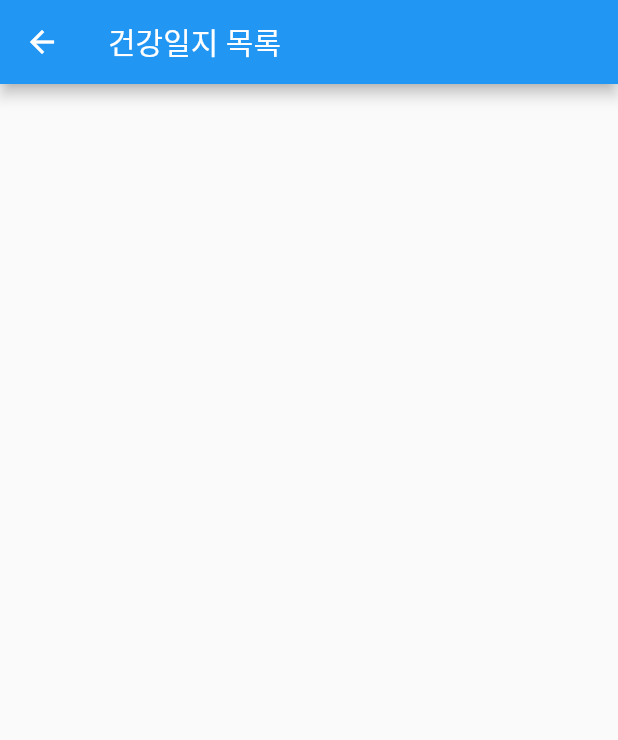
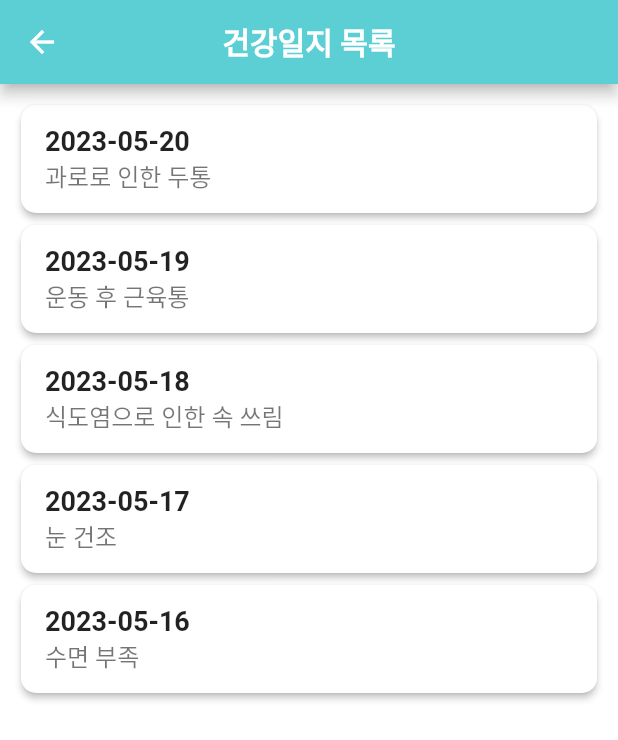
Before and after one commit to kumoh-lni/apayo-front, a Flutter app: the ReadPage screen opened directly, on a phone screen of 412 x 824 dp. Shown: the top 740 px of the screen. Run offline on Flutter 3.47's test engine with Material 2 defaults, Android fonts, the phone set to English and light mode, and no system bars; our stand-ins replace google_maps_flutter, location.

Commit message:
0523, 건강일지 목록 프론트 구현 완료 (벡 연결 필요)

```diff
--- a/lib/read_page.dart
+++ b/lib/read_page.dart
@@ -8,15 +8,120 @@ class ReadPage extends StatefulWidget {
 }
 
 class _ReadPageState extends State<ReadPage> {
+  List<HealthRecord> healthRecords = [
+    HealthRecord(
+      date: '2023-05-20',
+      summary: '과로로 인한 두통',
+      details: '과로로 인해 머리가 아프고 지침',
+    ),
+    HealthRecord(
+      date: '2023-05-19',
+      summary: '운동 후 근육통',
+      details: '운동을 하고 나서 근육통이 생김',
+    ),
+    HealthRecord(
+      date: '2023-05-18',
+      summary: '식도염으로 인한 속 쓰림',
+      details: '식도염으로 인해 속이 쓰림',
+    ),
+    HealthRecord(
+      date: '2023-05-17',
+      summary: '눈 건조',
+      details: '컴퓨터 작업으로 인해 눈이 건조해짐',
+    ),
+    HealthRecord(
+      date: '2023-05-16',
+      summary: '수면 부족',
+      details: '어제 밤에 잠을 제대로 못 잠',
+    ),
+  ];
+
   @override
   Widget build(BuildContext context) {
     return Scaffold(
       appBar: AppBar(
-        title: const Text('건강일지 목록'),
+        backgroundColor: Color(0xff5CCFD4),
+        title: Text(
+          '건강일지 목록',
+          style: TextStyle(
+            fontSize: 20.0,
+            fontWeight: FontWeight.bold,
+            color: Colors.white,
+          ),
+        ),
+        centerTitle: true,
       ),
       body: Container(
-        // 건강일지 목록 페이지의 내용을 작성
+        color: Colors.white,
+        padding: EdgeInsets.all(10.0),
+        child: ListView.builder(
+          itemCount: healthRecords.length,
+          itemBuilder: (context, index) {
+            final healthRecord = healthRecords[index];
+            return Card(
+              shape: RoundedRectangleBorder(
+                borderRadius: BorderRadius.circular(10.0),
+              ),
+              elevation: 2.0,
+              child: ListTile(
+                title: Text(
+                  healthRecord.date,
+                  style: TextStyle(
+                    fontWeight: FontWeight.bold,
+                    fontSize: 18.0,
+                  ),
+                ),
+                subtitle: Text(
+                  healthRecord.summary,
+                  style: TextStyle(
+                    fontSize: 16.0,
+                  ),
+                ),
+                onTap: () {
+                  showDialog(
+                    context: context,
+                    builder: (context) => AlertDialog(
+                      title: Text(
+                        healthRecord.date,
+                        style: TextStyle(
+                          fontWeight: FontWeight.bold,
+                          fontSize: 18.0,
+                        ),
+                      ),
+                      content: Text(
+                        healthRecord.details,
+                        style: TextStyle(
+                          fontSize: 16.0,
+                        ),
+                      ),
+                      actions: <Widget>[
+                        TextButton(
+                          onPressed: () {
+                            Navigator.of(context).pop();
+                          },
+                          child: Text('닫기'),
+                        ),
+                      ],
+                    ),
+                  );
+                },
+              ),
+            );
+          },
+        ),
       ),
     );
   }
 }
+
+class HealthRecord {
+  final String date;
+  final String summary;
+  final String details;
+
+  HealthRecord({
+    required this.date,
+    required this.summary,
+    required this.details,
+  });
+}
```
